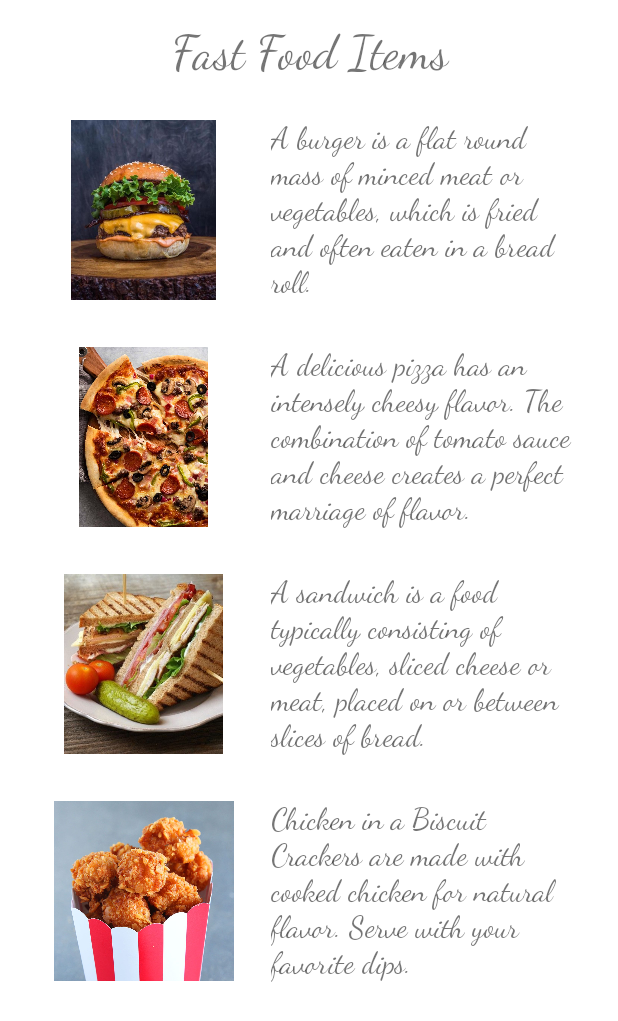
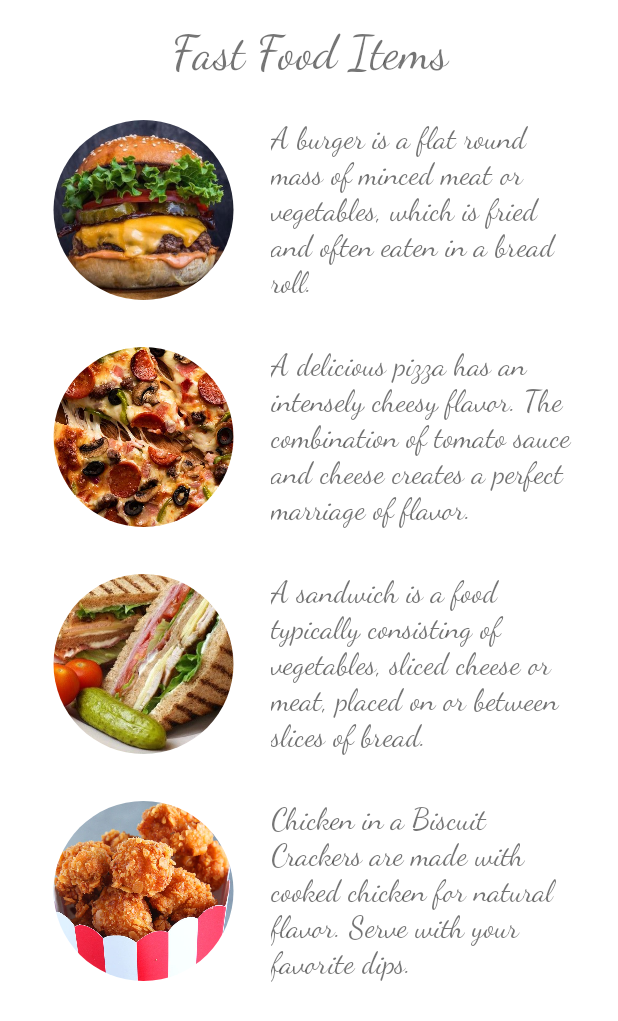
Before and after one commit to humnalodhi/MAD_Activity_04, an Android app: the screen it shows after launch (MainActivity), on a phone screen of 412 x 824 dp. Shown: the top 1021 px of the screen. Run offline under Robolectric (Android 15) with nearby library versions, the phone set to English and light mode, and no system bars; our stand-ins replace CircleImageView.

Commit message:
Convert images into circular form

```diff
--- a/app/build.gradle
+++ b/app/build.gradle
@@ -31,8 +31,9 @@ android {
 dependencies {
 
     implementation 'androidx.appcompat:appcompat:1.6.1'
-    implementation 'com.google.android.material:material:1.8.0'
+    implementation 'com.google.android.material:material:1.9.0'
     implementation 'androidx.constraintlayout:constraintlayout:2.1.4'
+    implementation 'de.hdodenhof:circleimageview:3.1.0'
     testImplementation 'junit:junit:4.13.2'
     androidTestImplementation 'androidx.test.ext:junit:1.1.5'
     androidTestImplementation 'androidx.test.espresso:espresso-core:3.5.1'
--- a/app/src/main/res/layout/activity_main.xml
+++ b/app/src/main/res/layout/activity_main.xml
@@ -32,14 +32,14 @@
             android:onClick="showToast1"
             android:orientation="horizontal">
 
-            <ImageView
+            <de.hdodenhof.circleimageview.CircleImageView
                 android:id="@+id/image_1"
                 android:layout_width="150dp"
                 android:layout_height="120dp"
                 android:onClick="showToast1"
                 android:src="@drawable/burger">
 
-            </ImageView>
+            </de.hdodenhof.circleimageview.CircleImageView>
 
             <TextView
                 android:layout_width="wrap_content"
@@ -60,7 +60,7 @@
             android:onClick="showToast2"
             android:orientation="horizontal">
 
-            <ImageView
+            <de.hdodenhof.circleimageview.CircleImageView
                 android:id="@+id/image_2"
                 android:layout_width="150dp"
                 android:layout_height="120dp"
@@ -86,7 +86,7 @@
             android:onClick="showToast3"
             android:orientation="horizontal">
 
-            <ImageView
+            <de.hdodenhof.circleimageview.CircleImageView
                 android:id="@+id/image_3"
                 android:layout_width="150dp"
                 android:layout_height="120dp"
@@ -112,7 +112,7 @@
             android:onClick="showToast5"
             android:orientation="horizontal">
 
-            <ImageView
+            <de.hdodenhof.circleimageview.CircleImageView
                 android:id="@+id/image_5"
                 android:layout_width="150dp"
                 android:layout_height="120dp"
```
